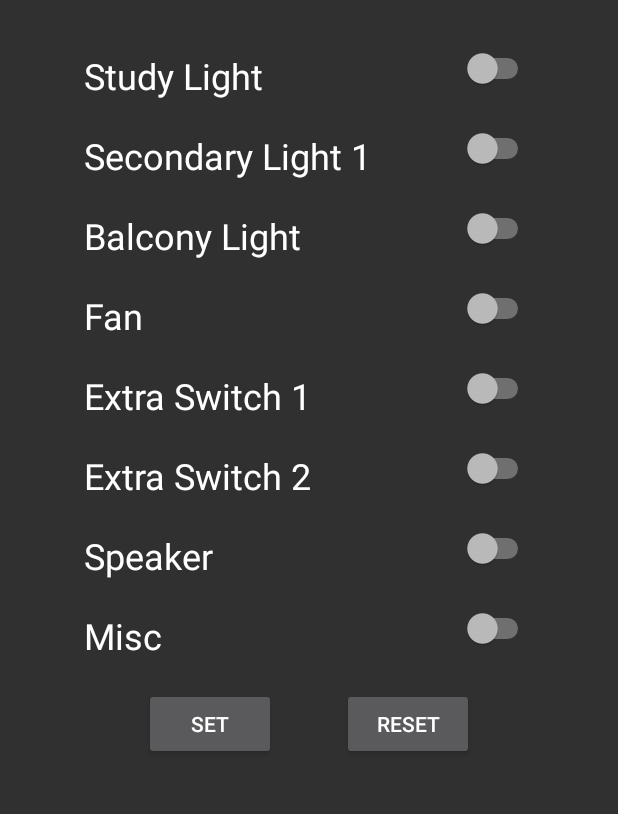
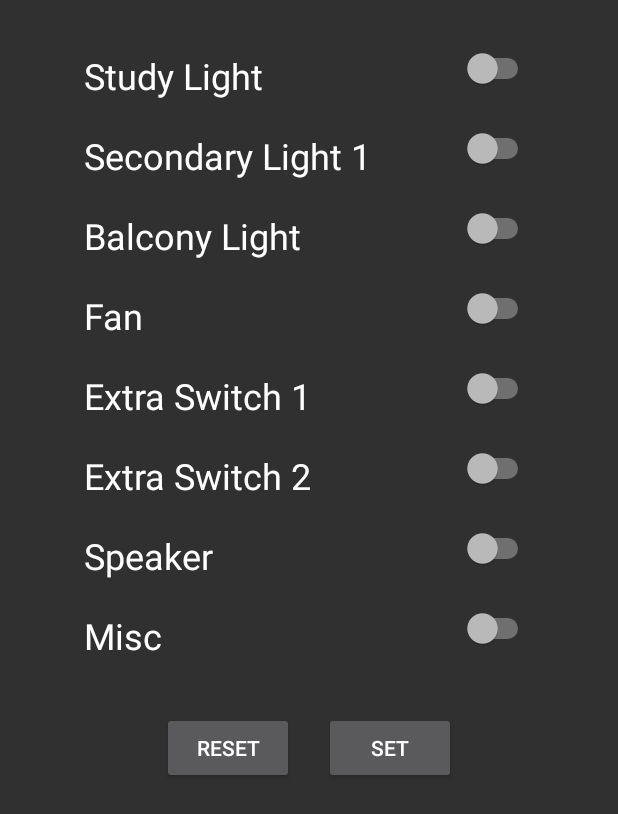
Before and after one commit to kush11251/Home_Appliance_Control, an Android app: the screen it shows after launch (MainActivity), on a phone screen of 412 x 824 dp. Shown: the top 814 px of the screen. Run offline under Robolectric (Android 15) with nearby library versions, the light colour scheme and no system bars; our stand-ins replace Firebase (no records; nobody signed in at launch, a user with empty details on screens opened directly); Roboto replaces fonts that are not available here.

Commit message:
Change 1

```diff
--- a/app/src/main/AndroidManifest.xml
+++ b/app/src/main/AndroidManifest.xml
@@ -11,7 +11,8 @@
         android:roundIcon="@mipmap/ic_launcher_round"
         android:supportsRtl="true"
         android:theme="@style/Theme.AppCompat.NoActionBar">
-        <activity android:name=".MainActivity">
+        <activity android:name=".MainActivity"
+            android:screenOrientation="fullSensor">
             <intent-filter>
                 <action android:name="android.intent.action.MAIN" />
 
--- a/app/src/main/res/layout/activity_main.xml
+++ b/app/src/main/res/layout/activity_main.xml
@@ -6,135 +6,134 @@
     android:layout_height="match_parent"
     tools:context=".MainActivity">
 
-    <Button
-        android:id="@+id/button"
-        android:layout_width="wrap_content"
+    <ScrollView
+        android:layout_width="match_parent"
+        android:layout_height="match_parent"
+        app:layout_constraintBottom_toBottomOf="parent"
+        app:layout_constraintEnd_toEndOf="parent"
+        app:layout_constraintHorizontal_bias="1.0"
+        app:layout_constraintStart_toStartOf="parent"
+        app:layout_constraintTop_toTopOf="parent"
+        app:layout_constraintVertical_bias="0.0">
+
+        <LinearLayout
+            android:layout_width="match_parent"
             android:layout_height="wrap_content"
-        android:layout_marginTop="16dp"
-        android:layout_marginEnd="96dp"
-        android:text="reset"
-        app:layout_constraintEnd_toEndOf="parent"
-        app:layout_constraintTop_toBottomOf="@+id/switch8" />
-
-    <Button
-        android:id="@+id/button2"
-        android:layout_width="wrap_content"
-        android:layout_height="wrap_content"
-        android:layout_marginStart="96dp"
-        android:layout_marginTop="16dp"
-        android:text="Set"
-        app:layout_constraintStart_toStartOf="parent"
-        app:layout_constraintTop_toBottomOf="@+id/switch8" />
+            android:orientation="vertical">
 
             <Switch
                 android:id="@+id/switch1"
                 android:layout_width="300dp"
                 android:layout_height="37dp"
                 android:layout_marginTop="32dp"
+                android:layout_gravity="center"
                 android:fontFamily="@font/carter_one"
                 android:gravity="fill"
                 android:text="Study Light"
-        android:textSize="24sp"
-        app:layout_constraintEnd_toEndOf="parent"
-        app:layout_constraintHorizontal_bias="0.5"
-        app:layout_constraintStart_toStartOf="parent"
-        app:layout_constraintTop_toTopOf="parent" />
+                android:textSize="24sp" />
 
             <Switch
                 android:id="@+id/switch2"
                 android:layout_width="300dp"
                 android:layout_height="37dp"
                 android:layout_marginTop="16dp"
+                android:layout_gravity="center"
                 android:fontFamily="@font/carter_one"
                 android:gravity="fill"
                 android:text="Secondary Light 1"
-        android:textSize="24sp"
-        app:layout_constraintEnd_toEndOf="parent"
-        app:layout_constraintHorizontal_bias="0.5"
-        app:layout_constraintStart_toStartOf="parent"
-        app:layout_constraintTop_toBottomOf="@+id/switch1" />
+                android:textSize="24sp" />
 
             <Switch
                 android:id="@+id/switch3"
                 android:layout_width="300dp"
                 android:layout_height="37dp"
                 android:layout_marginTop="16dp"
+                android:layout_gravity="center"
                 android:fontFamily="@font/carter_one"
                 android:gravity="fill"
                 android:text="Balcony Light"
-        android:textSize="24sp"
-        app:layout_constraintEnd_toEndOf="parent"
-        app:layout_constraintHorizontal_bias="0.5"
-        app:layout_constraintStart_toStartOf="parent"
-        app:layout_constraintTop_toBottomOf="@+id/switch2" />
+                android:textSize="24sp" />
 
             <Switch
                 android:id="@+id/switch4"
                 android:layout_width="300dp"
                 android:layout_height="37dp"
                 android:layout_marginTop="16dp"
+                android:layout_gravity="center"
                 android:fontFamily="@font/carter_one"
                 android:gravity="fill"
                 android:text="Fan"
-        android:textSize="24sp"
-        app:layout_constraintEnd_toEndOf="parent"
-        app:layout_constraintHorizontal_bias="0.5"
-        app:layout_constraintStart_toStartOf="parent"
-        app:layout_constraintTop_toBottomOf="@+id/switch3" />
+                android:textSize="24sp" />
 
             <Switch
                 android:id="@+id/switch5"
                 android:layout_width="300dp"
                 android:layout_height="37dp"
                 android:layout_marginTop="16dp"
+                android:layout_gravity="center"
                 android:fontFamily="@font/carter_one"
                 android:gravity="fill"
                 android:text="Extra Switch 1"
-        android:textSize="24sp"
-        app:layout_constraintEnd_toEndOf="parent"
-        app:layout_constraintHorizontal_bias="0.5"
-        app:layout_constraintStart_toStartOf="parent"
-        app:layout_constraintTop_toBottomOf="@+id/switch4" />
+                android:textSize="24sp" />
 
             <Switch
                 android:id="@+id/switch6"
                 android:layout_width="300dp"
                 android:layout_height="37dp"
                 android:layout_marginTop="16dp"
+                android:layout_gravity="center"
                 android:fontFamily="@font/carter_one"
                 android:gravity="fill"
                 android:text="Extra Switch 2"
-        android:textSize="24sp"
-        app:layout_constraintEnd_toEndOf="parent"
-        app:layout_constraintHorizontal_bias="0.5"
-        app:layout_constraintStart_toStartOf="parent"
-        app:layout_constraintTop_toBottomOf="@+id/switch5" />
+                android:textSize="24sp" />
 
             <Switch
                 android:id="@+id/switch7"
                 android:layout_width="300dp"
                 android:layout_height="37dp"
                 android:layout_marginTop="16dp"
+                android:layout_gravity="center"
                 android:fontFamily="@font/carter_one"
                 android:gravity="fill"
                 android:text="Speaker"
-        android:textSize="24sp"
-        app:layout_constraintEnd_toEndOf="parent"
-        app:layout_constraintHorizontal_bias="0.5"
-        app:layout_constraintStart_toStartOf="parent"
-        app:layout_constraintTop_toBottomOf="@+id/switch6" />
+                android:textSize="24sp" />
 
             <Switch
                 android:id="@+id/switch8"
                 android:layout_width="300dp"
                 android:layout_height="37dp"
                 android:layout_marginTop="16dp"
+                android:layout_gravity="center"
                 android:fontFamily="@font/carter_one"
                 android:gravity="fill"
                 android:text="Misc"
-        android:textSize="24sp"
-        app:layout_constraintEnd_toEndOf="parent"
-        app:layout_constraintHorizontal_bias="0.5"
-        app:layout_constraintStart_toStartOf="parent"
-        app:layout_constraintTop_toBottomOf="@+id/switch7" />
+                android:textSize="24sp" />
+
+            <LinearLayout
+                android:layout_width="match_parent"
+                android:layout_height="match_parent"
+                android:orientation="horizontal"
+                android:layout_marginTop="32dp"
+                android:gravity="center">
+
+                <Button
+                    android:id="@+id/button"
+                    android:layout_width="wrap_content"
+                    android:layout_height="wrap_content"
+                    android:layout_marginEnd="10dp"
+                    android:layout_gravity="fill"
+                    android:text="reset" />
+
+                <Button
+                    android:id="@+id/button2"
+                    android:layout_width="wrap_content"
+                    android:layout_height="wrap_content"
+                    android:layout_marginStart="10dp"
+                    android:layout_gravity="fill"
+                    android:text="Set" />
+            </LinearLayout>
+
+        </LinearLayout>
+    </ScrollView>
+
 </androidx.constraintlayout.widget.ConstraintLayout>
```
Lines whose indentation alone changed are shown as unchanged.
